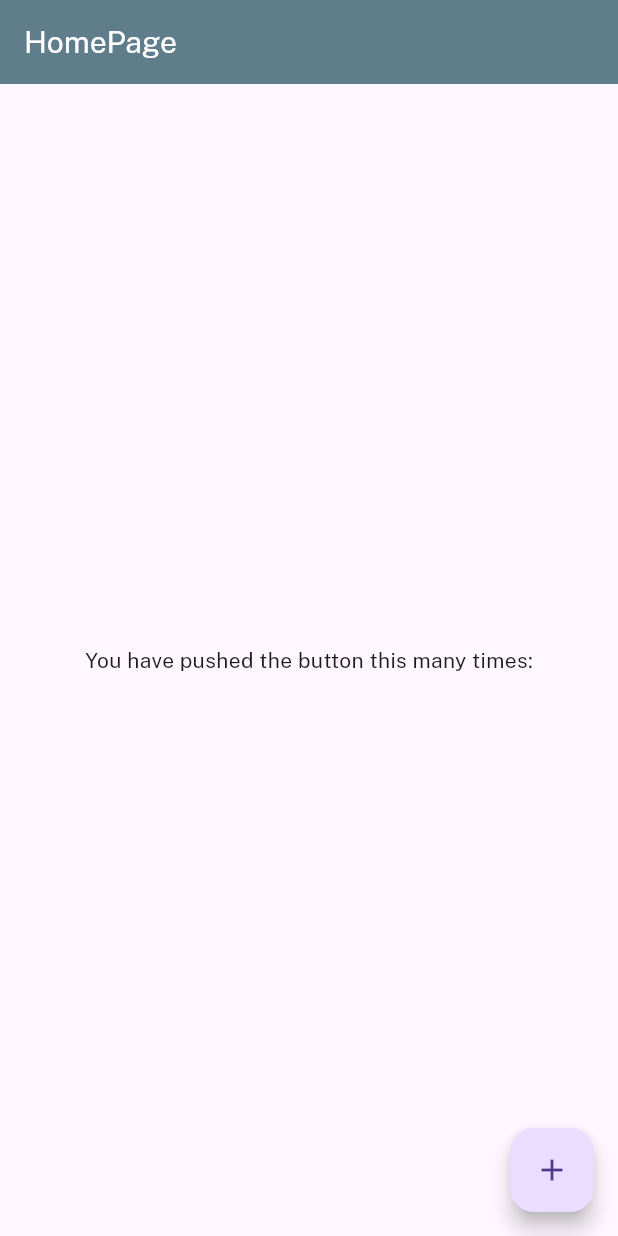
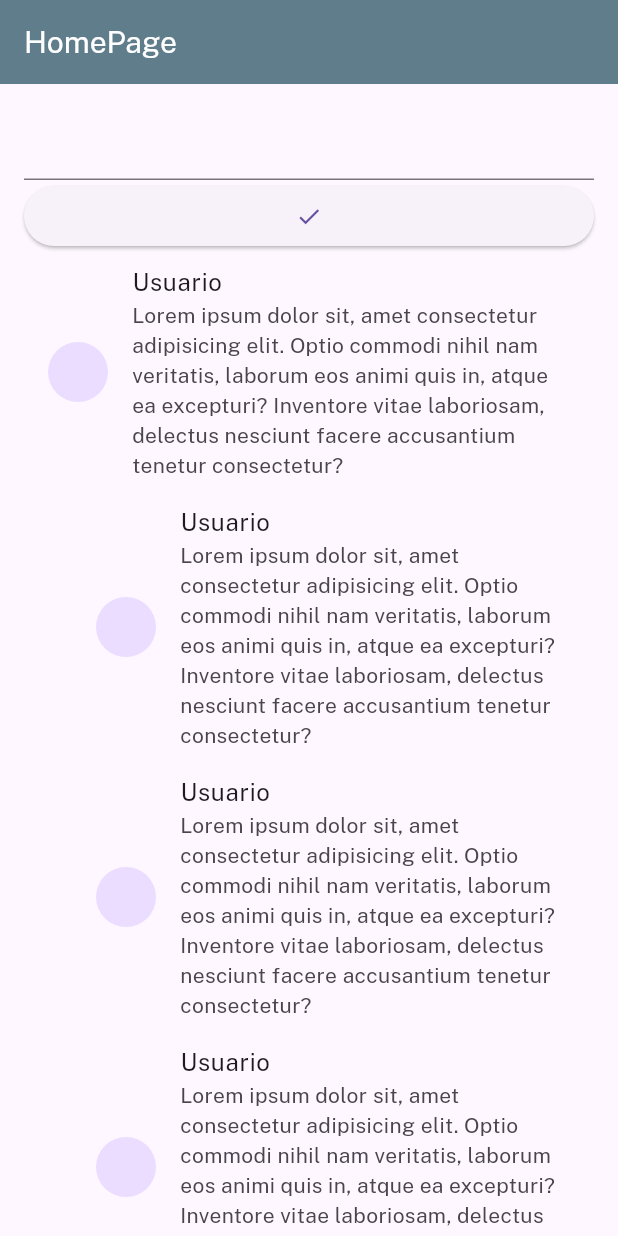
Before and after one commit to otaviohenrique1/app_rede_social, a Flutter app: the HomePage screen opened directly, on a phone screen of 412 x 824 dp. Run offline on Flutter 3.47's test engine with Material 2 defaults, Android fonts, the light colour scheme and no system bars.

Commit message:
Commit 7

```diff
--- a/lib/main.dart
+++ b/lib/main.dart
@@ -32,7 +32,7 @@ class App extends StatelessWidget {
         ),
         fontFamily: "PublicSans",
       ),
-      home: const Login(),
+      home: const HomePage(),
     );
   }
 }
--- a/lib/pages/homepage.dart
+++ b/lib/pages/homepage.dart
@@ -14,21 +14,82 @@ class _HomePageState extends State<HomePage> {
       appBar: AppBar(
         title: const Text("HomePage"),
       ),
-      body: const Center(
-        child: Column(
-          mainAxisAlignment: MainAxisAlignment.center,
-          children: <Widget>[
-            Text(
-              'You have pushed the button this many times:',
-            ),
-          ],
-        ),
-      ),
-      floatingActionButton: FloatingActionButton(
-        onPressed: () {},
-        tooltip: 'Increment',
-        child: const Icon(Icons.add),
+      body: ListView(
+        padding: const EdgeInsets.all(16),
+        children: <Widget>[
+          const TextField(
+            maxLines: 5,
+            minLines: 1,
+            keyboardType: TextInputType.multiline,
+          ),
+          ElevatedButton(onPressed: () {}, child: const Icon(Icons.check)),
+          const Column(
+            children: [
+              Post(),
+              Padding(
+                padding: EdgeInsets.only(left: 32),
+                child: Column(
+                  children: [
+                    Post(),
+                    Post(),
+                    Post(),
+                  ],
+                ),
+              ),
+              Divider(),
+            ],
+          ),
+          const Column(
+            children: [
+              Post(),
+              Padding(
+                padding: EdgeInsets.only(left: 32),
+                child: Column(
+                  children: [
+                    Post(),
+                  ],
+                ),
+              ),
+              Divider(),
+            ],
+          ),
+          const Column(
+            children: [
+              Post(),
+              Padding(
+                padding: EdgeInsets.only(left: 32),
+                child: Column(
+                  children: [],
+                ),
+              ),
+              Divider(),
+            ],
+          ),
+        ],
       ),
     );
   }
 }
+
+class Post extends StatelessWidget {
+  const Post({
+    super.key,
+  });
+
+  @override
+  Widget build(BuildContext context) {
+    return Container(
+      decoration: const BoxDecoration(
+          // border: Border(
+          //   bottom: BorderSide(color: Colors.grey),
+          // ),
+          ),
+      child: const ListTile(
+        leading: CircleAvatar(),
+        title: Text('Usuario'),
+        subtitle: Text(
+            'Lorem ipsum dolor sit, amet consectetur adipisicing elit. Optio commodi nihil nam veritatis, laborum eos animi quis in, atque ea excepturi? Inventore vitae laboriosam, delectus nesciunt facere accusantium tenetur consectetur?'),
+      ),
+    );
+  }
+}
```
Also changed, not shown: lib/pages/esqueceu_senha.dart (+15 -33 lines), lib/pages/login.dart (+9 -35 lines).
